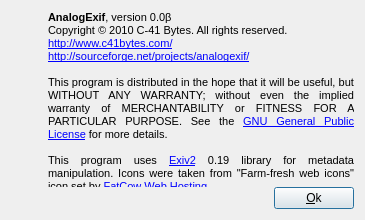
The window that aboutdialog.ui (cgilles/digikam-analogexif) describes before a commit, drawn with Qt 5.
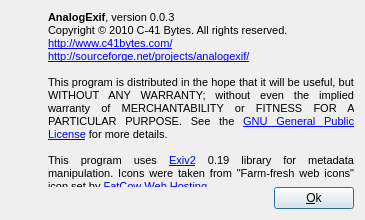
The same window after the commit. Icons and pictures are not drawn.

What changed in the file:
```diff
--- a/aboutdialog.ui
+++ b/aboutdialog.ui
@@ -61,7 +61,7 @@
 &lt;html&gt;&lt;head&gt;&lt;meta name=&quot;qrichtext&quot; content=&quot;1&quot; /&gt;&lt;style type=&quot;text/css&quot;&gt;
 p, li { white-space: pre-wrap; }
 &lt;/style&gt;&lt;/head&gt;&lt;body style=&quot; font-family:'MS Shell Dlg 2'; font-size:8.25pt; font-weight:400; font-style:normal;&quot;&gt;
-&lt;p style=&quot; margin-top:0px; margin-bottom:0px; margin-left:0px; margin-right:0px; -qt-block-indent:0; text-indent:0px;&quot;&gt;&lt;span style=&quot; font-size:8pt; font-weight:600;&quot;&gt;AnalogExif&lt;/span&gt;&lt;span style=&quot; font-size:8pt;&quot;&gt;, version 0.0β&lt;/span&gt;&lt;/p&gt;
+&lt;p style=&quot; margin-top:0px; margin-bottom:0px; margin-left:0px; margin-right:0px; -qt-block-indent:0; text-indent:0px;&quot;&gt;&lt;span style=&quot; font-size:8pt; font-weight:600;&quot;&gt;AnalogExif&lt;/span&gt;&lt;span style=&quot; font-size:8pt;&quot;&gt;, version 0.0.3&lt;/span&gt;&lt;/p&gt;
 &lt;p style=&quot; margin-top:0px; margin-bottom:0px; margin-left:0px; margin-right:0px; -qt-block-indent:0; text-indent:0px;&quot;&gt;&lt;span style=&quot; font-size:8pt;&quot;&gt;Copyright © 2010 C-41 Bytes. All rights reserved.&lt;/span&gt;&lt;/p&gt;
 &lt;p style=&quot; margin-top:0px; margin-bottom:0px; margin-left:0px; margin-right:0px; -qt-block-indent:0; text-indent:0px;&quot;&gt;&lt;a href=&quot;http://www.c41bytes.com/analogexif&quot;&gt;&lt;span style=&quot; font-size:8pt; text-decoration: underline; color:#0000ff;&quot;&gt;http://www.c41bytes.com/&lt;/span&gt;&lt;/a&gt;&lt;/p&gt;
 &lt;p style=&quot; margin-top:0px; margin-bottom:0px; margin-left:0px; margin-right:0px; -qt-block-indent:0; text-indent:0px;&quot;&gt;&lt;a href=&quot;http://www.c41bytes.com/analogexif&quot;&gt;&lt;span style=&quot; font-size:8pt; text-decoration: underline; color:#0000ff;&quot;&gt;http://sourceforge.net/projects/analogexif/&lt;/span&gt;&lt;/a&gt;&lt;/p&gt;
```
